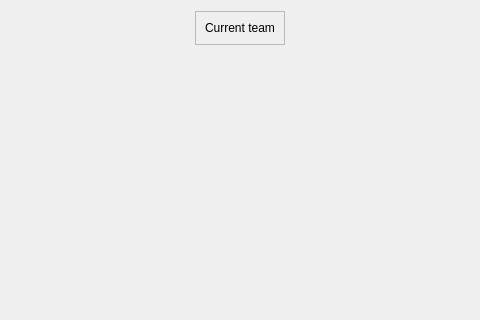
Above: src/gui/gameview.ui from TodorGrin/Moles before the change; both pictures show x 242 to 722 and y 0 to 320 of the 1024 by 600 pixel window. Below: the same form after it.
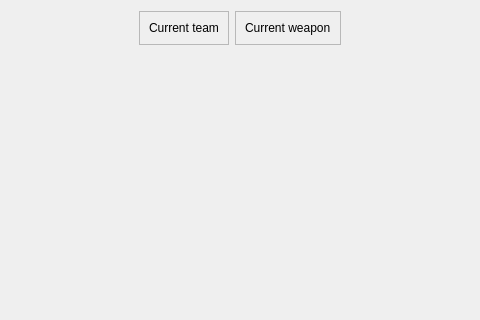
That is the form after the change.

Commit message: Added choose weapons dialog

The edit to the form file:
```diff
--- a/src/gui/gameview.ui
+++ b/src/gui/gameview.ui
@@ -16,7 +16,7 @@
   <property name="windowTitle">
    <string>Form</string>
   </property>
-  <layout class="QGridLayout" name="gridLayout" columnstretch="0,1,0,0">
+  <layout class="QGridLayout" name="gridLayout" columnstretch="0,1,0">
    <item row="0" column="2">
     <layout class="QVBoxLayout" name="verticalLayout_2">
      <property name="spacing">
@@ -73,19 +73,6 @@
        </property>
       </spacer>
      </item>
-     <item row="0" column="2">
-      <spacer name="horizontalSpacer_2">
-       <property name="orientation">
-        <enum>Qt::Horizontal</enum>
-       </property>
-       <property name="sizeHint" stdset="0">
-        <size>
-         <width>40</width>
-         <height>20</height>
-        </size>
-       </property>
-      </spacer>
-     </item>
      <item row="1" column="1">
       <spacer name="verticalSpacer_3">
        <property name="orientation">
@@ -99,6 +86,19 @@
        </property>
       </spacer>
      </item>
+     <item row="0" column="3">
+      <spacer name="horizontalSpacer_2">
+       <property name="orientation">
+        <enum>Qt::Horizontal</enum>
+       </property>
+       <property name="sizeHint" stdset="0">
+        <size>
+         <width>40</width>
+         <height>20</height>
+        </size>
+       </property>
+      </spacer>
+     </item>
      <item row="0" column="1">
       <widget class="QFrame" name="frame_2">
        <property name="frameShape">
@@ -118,6 +118,25 @@
        </layout>
       </widget>
      </item>
+     <item row="0" column="2">
+      <widget class="QFrame" name="frame_3">
+       <property name="frameShape">
+        <enum>QFrame::StyledPanel</enum>
+       </property>
+       <property name="frameShadow">
+        <enum>QFrame::Raised</enum>
+       </property>
+       <layout class="QGridLayout" name="gridLayout_5">
+        <item row="0" column="0">
+         <widget class="QLabel" name="currentWeapon">
+          <property name="text">
+           <string>Current weapon</string>
+          </property>
+         </widget>
+        </item>
+       </layout>
+      </widget>
+     </item>
     </layout>
    </item>
    <item row="0" column="0">
```
The commit also changes 12 other files.
